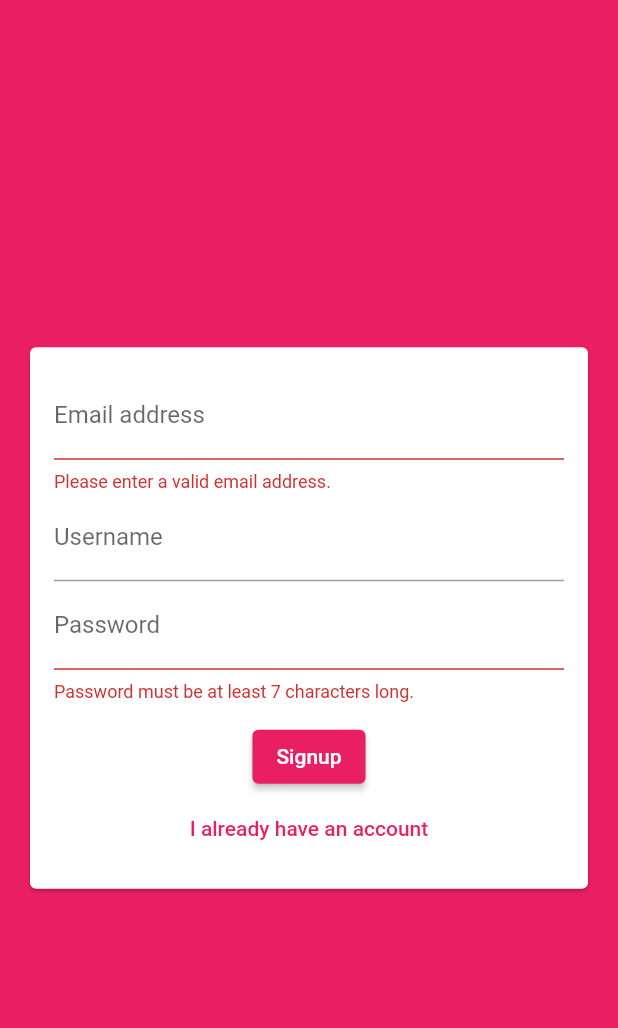
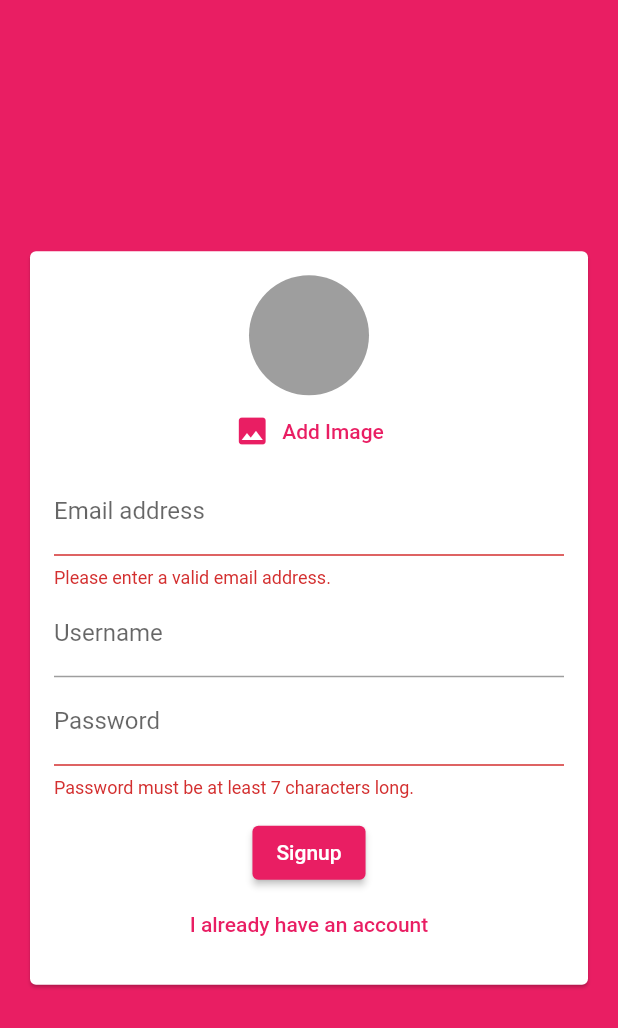
Before and after one commit to GPark8343/flutter_project6, a Flutter app: the screen it shows after launch, after a tap on "Login", after a tap on "Create new account", on a phone screen of 412 x 824 dp. Shown: the top 1028 px of the screen. Run offline on Flutter 3.47's test engine with Material 2 defaults, Android fonts, the phone set to English and light mode, and no system bars; our stand-ins replace cloud_firestore, firebase_auth, firebase_core, image_picker; accounts and stored records are empty.

Commit message:
second commit

```diff
--- a/lib/widgets/Auth/auth_form.dart
+++ b/lib/widgets/Auth/auth_form.dart
@@ -1,3 +1,6 @@
+import 'dart:io';
+
+import 'package:chat_app/widgets/pickers/user_image_picker.dart';
 import 'package:flutter/material.dart';
 
 class AuthForm extends StatefulWidget {
@@ -18,11 +21,21 @@ class _AuthFormState extends State<AuthForm> {
   var _userEmail = '';
   var _userName = '';
   var _userPassword = '';
+  File? _userImageFile;
+
+  void _pickedImage(File image) {
+    _userImageFile = image;
+  }
 
   void _trySubmit() {
     final isValid = _formKey.currentState?.validate();
     FocusScope.of(context).unfocus();
-
+    if (_userImageFile == null && !_isLogin) {
+      ScaffoldMessenger.of(context).showSnackBar(SnackBar(
+        content: Text('Please pick an image.'),backgroundColor: Theme.of(context).errorColor,
+      ));
+      return;
+    }
     if (isValid!) {
       _formKey.currentState?.save();
       widget.submitFn(_userEmail.trim(), _userPassword.trim(), _userName.trim(),
@@ -43,6 +56,7 @@ class _AuthFormState extends State<AuthForm> {
                 child: Column(
                   mainAxisSize: MainAxisSize.min,
                   children: [
+                    if (!_isLogin) UserImagePicker(_pickedImage),
                     TextFormField(
                       key: ValueKey('email'),
                       validator: (value) {
--- /dev/null
+++ b/lib/widgets/pickers/user_image_picker.dart
@@ -0,0 +1,50 @@
+import 'package:flutter/material.dart';
+import 'dart:io';
+import 'dart:async';
+import 'package:flutter/foundation.dart';
+import 'package:image_picker/image_picker.dart';
+
+class UserImagePicker extends StatefulWidget {
+  final void Function(File pickedImage) imagePickFn;
+
+  UserImagePicker(this.imagePickFn);
+
+  @override
+  State<UserImagePicker> createState() => _UserImagePickerState();
+}
+
+class _UserImagePickerState extends State<UserImagePicker> {
+  File? _pickedImage;
+
+  void _pickImage() async {
+    final imagePicker = ImagePicker();
+    final pickedImageFile =
+        await imagePicker.pickImage(source: ImageSource.gallery);
+    setState(() {
+      if (pickedImageFile != null) {
+        _pickedImage = File(pickedImageFile.path);
+      }
+    });
+    widget.imagePickFn(File(pickedImageFile!.path));
+  }
+
+  @override
+  Widget build(BuildContext context) {
+    return Column(
+      children: [
+        CircleAvatar(
+          radius: 40,
+          backgroundColor: Colors.grey,
+          backgroundImage:
+              _pickedImage != null ? FileImage(_pickedImage!) : null,
+        ),
+        TextButton.icon(
+            style: TextButton.styleFrom(
+                foregroundColor: Theme.of(context).primaryColor),
+            onPressed: _pickImage,
+            icon: Icon(Icons.image),
+            label: Text('Add Image')),
+      ],
+    );
+  }
+}
--- a/pubspec.yaml
+++ b/pubspec.yaml
@@ -39,6 +39,8 @@ dependencies:
   firebase_core: ^2.1.1
   cloud_firestore: ^4.0.4
   firebase_auth: ^4.1.1
+  image_picker: ^0.8.6
+  firebase_storage: ^11.0.4
 dev_dependencies:
   flutter_test:
     sdk: flutter
```
Also changed, not shown: pubspec.lock, 2 other files.
